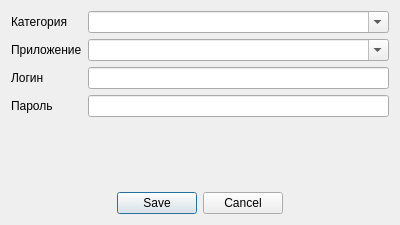
First picture: the form in src/SKeyPassword/ui/Add_password.ui, repository Syricoff/SKeyPassword, before the edit.
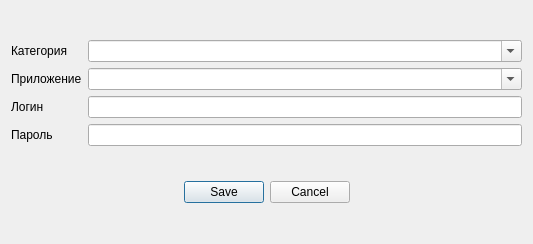
Second picture: the form after the edit.

```diff
--- a/src/SKeyPassword/ui/Add_password.ui
+++ b/src/SKeyPassword/ui/Add_password.ui
@@ -9,8 +9,8 @@
    <rect>
     <x>0</x>
     <y>0</y>
-    <width>400</width>
-    <height>225</height>
+    <width>533</width>
+    <height>244</height>
    </rect>
   </property>
   <property name="windowTitle">
@@ -18,7 +18,7 @@
   </property>
   <layout class="QGridLayout" name="gridLayout">
    <item row="0" column="0">
-    <layout class="QFormLayout" name="formLayout">
+    <layout class="QGridLayout" name="gridLayout_2">
      <item row="0" column="0">
       <widget class="QLabel" name="label_category">
        <property name="text">
```
